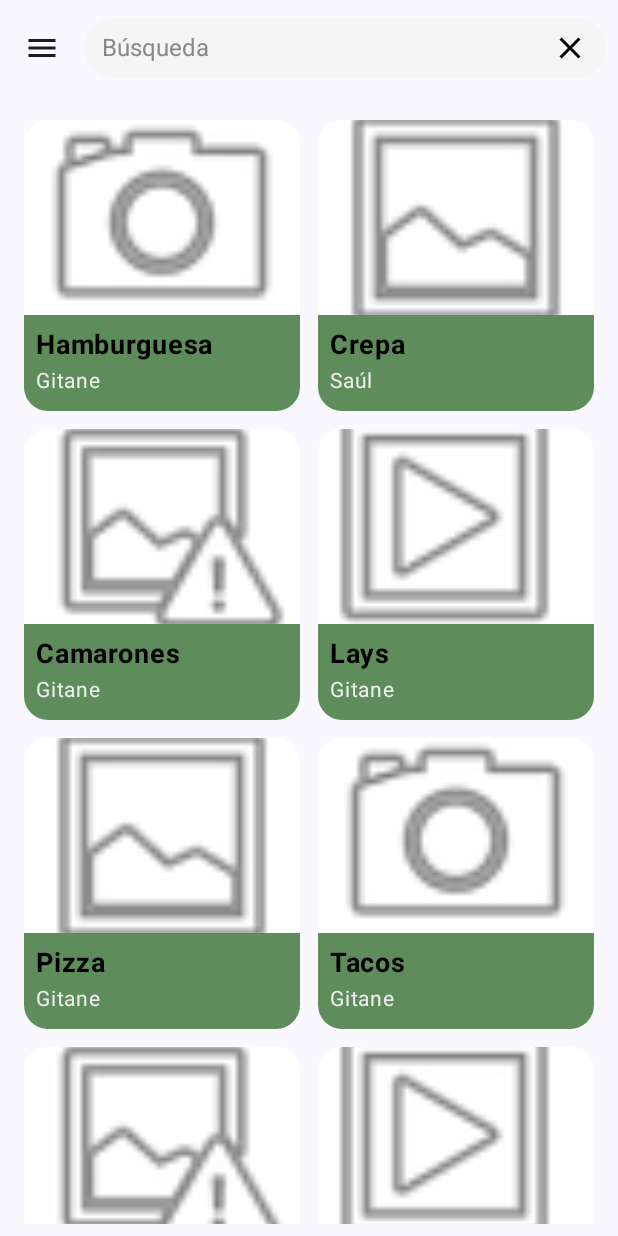
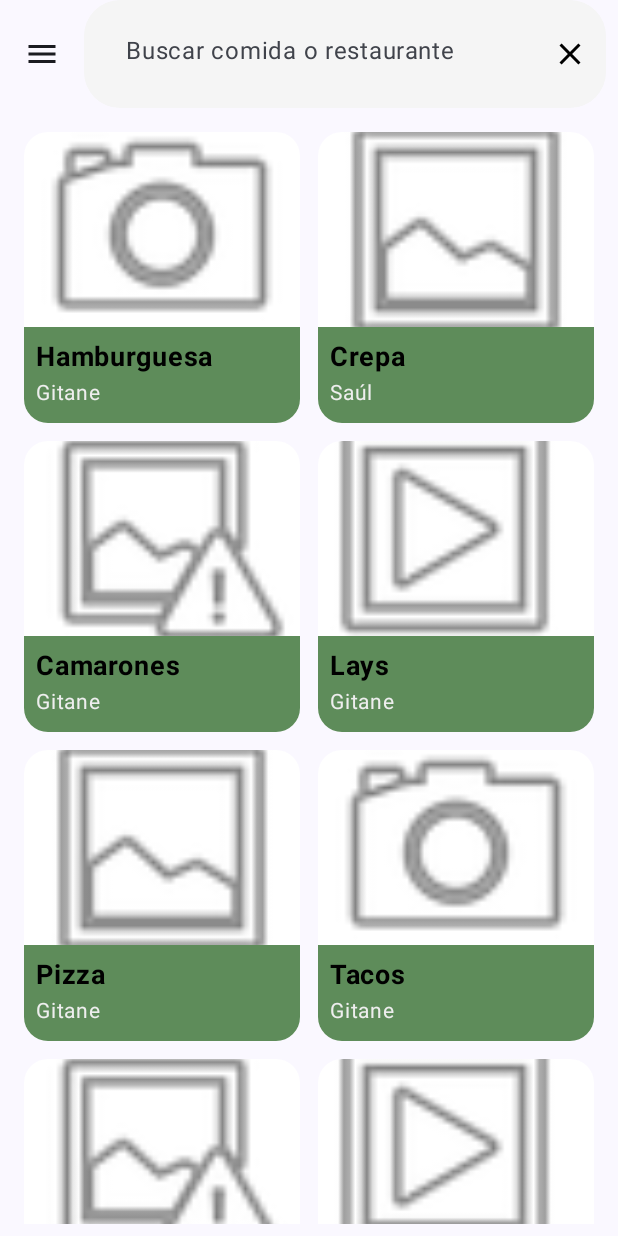
Before and after one commit to Adr550/UVGEats, an Android app built with Jetpack Compose: the search screen opened through its navigation route, on a phone screen of 412 x 824 dp. Run offline under Robolectric (Android 15) with nearby library versions, the phone set to English and light mode, and no system bars.

Commit message:
se añadió funcionalidad del searchbar

```diff
--- a/app/src/main/java/com/uvg/uvgeats/ui/components/SearchScreen.kt
+++ b/app/src/main/java/com/uvg/uvgeats/ui/components/SearchScreen.kt
@@ -71,7 +71,7 @@ data class FoodItem(
 
 @OptIn(ExperimentalMaterial3Api::class)
 @Composable
-fun SearchScreen(foodList: List<FoodItem>, onItemClick: (FoodItem) -> Unit) {
+fun SearchScreen(foodList: List<FoodItem>, onItemClick: (FoodItem)-> Unit, onFavoritesClick: () -> Unit = {} ) {
     val drawerState = rememberDrawerState(initialValue = DrawerValue.Closed)
     // CoroutineScope para abrir/cerrar el menú
     val scope = rememberCoroutineScope()
@@ -90,15 +90,24 @@ fun SearchScreen(foodList: List<FoodItem>, onItemClick: (FoodItem) -> Unit) {
                     scope.launch {
                         drawerState.close()
                     }
-                    // logica en el futuro
-                }
+
+                },
+                onFavoritesClick = onFavoritesClick
             )
         }
     ) {
         // variables de estado
         val items = remember { foodList.toMutableStateList() }
         val listState = rememberLazyGridState()
-        var searchText by remember { mutableStateOf("") } // Usando 'by' para simplificar
+        var searchText by remember { mutableStateOf("") }
+        val filteredItems = if (searchText.isEmpty()) {
+            items
+        } else {
+            items.filter { food ->
+                food.name.contains(searchText, ignoreCase = true) ||
+                        food.brand.contains(searchText, ignoreCase = true)
+            }
+        }
 
         // actualiza la lista cuando se llega al final
         LaunchedEffect(listState) {
@@ -117,8 +126,10 @@ fun SearchScreen(foodList: List<FoodItem>, onItemClick: (FoodItem) -> Unit) {
                     title = {
                         SearchBar(
                             searchText = searchText,
+                            onSearchTextChange = { newText -> searchText = newText },
                             onClearClick = { searchText = "" }
                         )
+
                     },
                     navigationIcon = {
                         // 5. El ícono del menú ahora abre el drawer
@@ -145,7 +156,7 @@ fun SearchScreen(foodList: List<FoodItem>, onItemClick: (FoodItem) -> Unit) {
                 verticalArrangement = Arrangement.spacedBy(12.dp),
                 horizontalArrangement = Arrangement.spacedBy(12.dp)
             ) {
-                items(items) { food ->
+                items(filteredItems) { food ->
                     FoodCard(
                         food = food,
                         onClick = { onItemClick(food) }
@@ -157,7 +168,11 @@ fun SearchScreen(foodList: List<FoodItem>, onItemClick: (FoodItem) -> Unit) {
 }
 
 @Composable
-fun SearchBar(searchText: String, onClearClick: () -> Unit) {
+fun SearchBar(
+    searchText: String,
+    onSearchTextChange: (String) -> Unit,
+    onClearClick: () -> Unit
+) {
     Row(
         modifier = Modifier
             .fillMaxWidth()
@@ -166,11 +181,18 @@ fun SearchBar(searchText: String, onClearClick: () -> Unit) {
             .padding(horizontal = 12.dp, vertical = 6.dp),
         verticalAlignment = Alignment.CenterVertically
     ) {
-        Text(
-            text = searchText.ifEmpty { "Búsqueda" },
-            color = if (searchText.isEmpty()) Color.Gray else Color.Black,
-            fontSize = 16.sp,
-            modifier = Modifier.weight(1f)
+        androidx.compose.material3.TextField(
+            value = searchText,
+            onValueChange = onSearchTextChange,
+            placeholder = { Text("Buscar comida o restaurante") },
+            modifier = Modifier.weight(1f),
+            colors = androidx.compose.material3.TextFieldDefaults.colors(
+                focusedContainerColor = Color.Transparent,
+                unfocusedContainerColor = Color.Transparent,
+                disabledContainerColor = Color.Transparent,
+                focusedIndicatorColor = Color.Transparent,
+                unfocusedIndicatorColor = Color.Transparent
+            )
         )
         Icon(
             imageVector = Icons.Default.Close,
@@ -224,7 +246,8 @@ fun FoodCard(food: FoodItem, onClick: () -> Unit) {
 fun SideBar(
     sliderValue: Float,
     onSliderChange: (Float) -> Unit,
-    onMenuClick: () -> Unit
+    onMenuClick: () -> Unit,
+    onFavoritesClick: () -> Unit = {}
 ) {
     // ModalDrawerSheet es el contenedor estándar para el contenido del drawer
     ModalDrawerSheet {
@@ -250,17 +273,16 @@ fun SideBar(
         // Opciones del menú
         NavigationDrawerItem(
             icon = { Icon(Icons.Default.Star, contentDescription = "Favoritos") },
-            // contentDescription para accesibilidad
             label = { Text("Favoritos") },
             selected = false,
-            onClick = {onMenuClick()} // cerrar el drawer
+            onClick = { onFavoritesClick() }  // <- FAVORITOS LLAMA A onFavoritesClick
         )
 
         NavigationDrawerItem(
             icon = { Icon(Icons.Default.Create, contentDescription = "Rango de precios") },
             label = { Text("Rango de precios") },
             selected = false,
-            onClick = {onMenuClick()}
+            onClick = { onMenuClick() }  // <- rango de precios llama a onMenuClick
         )
 
         Column(modifier = Modifier.padding(horizontal = 28.dp, vertical = 12.dp)) {
@@ -292,5 +314,5 @@ fun SearchScreenPreview() {
         FoodItem("Ensalada", "Gitane", android.R.drawable.ic_menu_report_image, 22, "Cafetería CIT"),
         FoodItem("Sushi", "Gitane", android.R.drawable.ic_menu_slideshow, 40, "Comedor"),
     )
-    SearchScreen(foodList = sampleFoodList) {}
+    SearchScreen(foodList = sampleFoodList, onItemClick = {}, onFavoritesClick = {})
 }
--- a/app/src/main/java/com/uvg/uvgeats/ui/navigation/NavigationRoutes.kt
+++ b/app/src/main/java/com/uvg/uvgeats/ui/navigation/NavigationRoutes.kt
@@ -7,6 +7,7 @@ object NavigationRoutes {
     const val search = "search"
     const val detail = "detail"
     const val back = "back"
+    const val favorites = "favorites"
 
     const val auth_graph = "auth_graph"
     const val main_graph = "main_graph"
```
Also changed, not shown: app/src/main/java/com/uvg/uvgeats/ui/components/FavoritesScreen.kt (added, +56 -0 lines), app/src/main/java/com/uvg/uvgeats/ui/navigation/AppNavigation.kt (+10 -3 lines).
